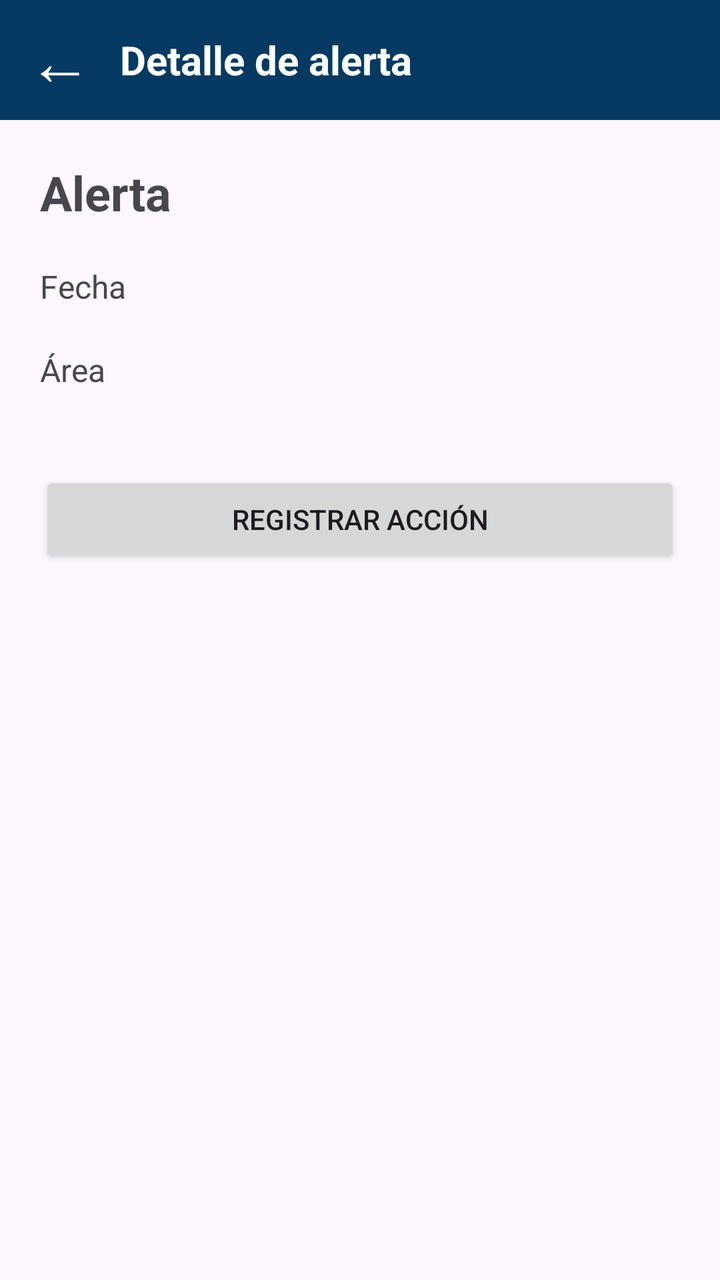
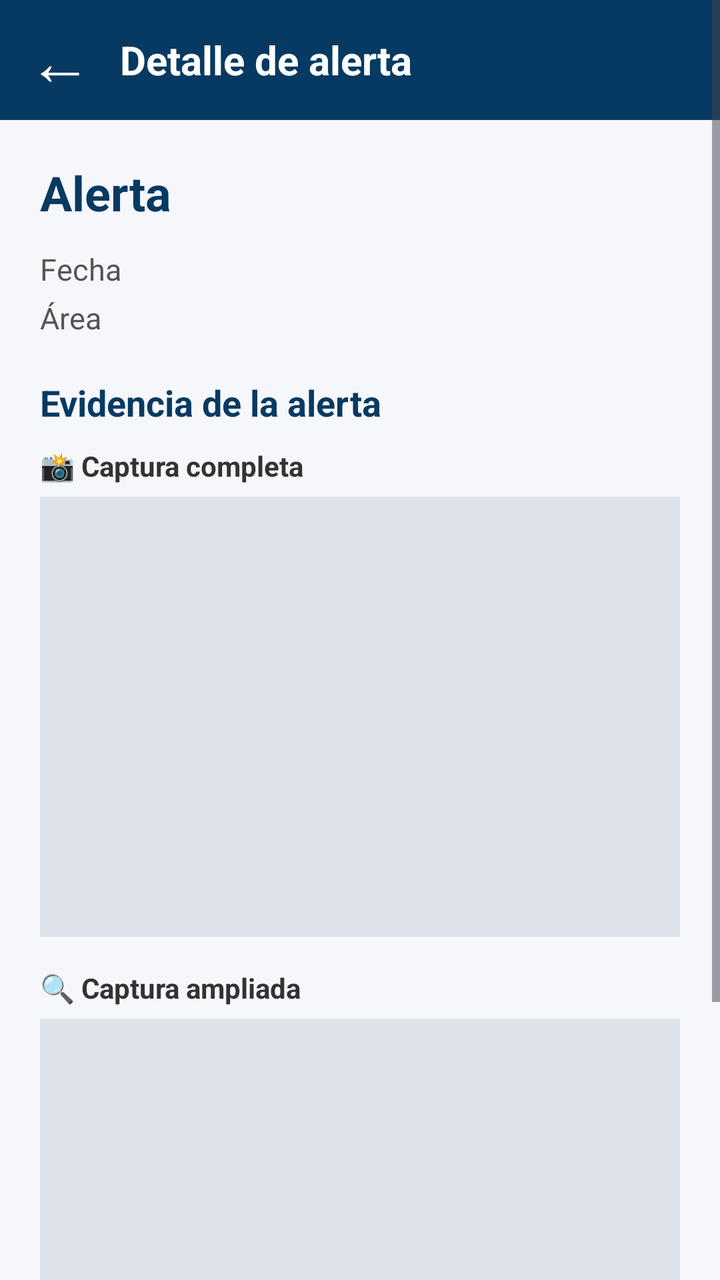

An Android layout rendered at two revisions. The XML below is the earlier revision; the diff shows what the commit changed to produce the second picture.
<!-- AndroidManifest.xml: application theme Theme.SafeVisionAI -->
<!-- res/layout/activity_detalle_alerta.xml -->
<?xml version="1.0" encoding="utf-8"?>
<LinearLayout
    xmlns:android="http://schemas.android.com/apk/res/android"

    android:layout_width="match_parent"
    android:layout_height="match_parent"
    android:orientation="vertical">


    

    <LinearLayout

        android:layout_width="match_parent"
        android:layout_height="60dp"
        android:background="#073A62"
        android:gravity="center_vertical">


        <TextView
            android:id="@+id/btnRegresarDetalle"

            android:layout_width="60dp"
            android:layout_height="match_parent"

            android:text="←"

            android:textSize="32sp"

            android:textColor="#FFFFFF"

            android:gravity="center"/>



        <TextView

            android:layout_width="wrap_content"
            android:layout_height="wrap_content"

            android:text="Detalle de alerta"

            android:textColor="#FFFFFF"

            android:textSize="20sp"

            android:textStyle="bold"/>


    </LinearLayout>



    <TextView
        android:id="@+id/txtTituloDetalle"

        android:layout_width="match_parent"
        android:layout_height="wrap_content"

        android:text="Alerta"

        android:textSize="24sp"

        android:textStyle="bold"

        android:padding="20dp"/>



    <TextView
        android:id="@+id/txtFechaDetalle"

        android:layout_width="match_parent"
        android:layout_height="wrap_content"

        android:text="Fecha"

        android:textSize="16sp"

        android:paddingHorizontal="20dp"/>



    <TextView
        android:id="@+id/txtAreaDetalle"

        android:layout_width="match_parent"
        android:layout_height="wrap_content"

        android:text="Área"

        android:textSize="16sp"

        android:padding="20dp"/>



    <Button
        android:id="@+id/btnRegistrarAccion"

        android:layout_width="match_parent"

        android:layout_height="wrap_content"

        android:text="Registrar acción"

        android:layout_margin="20dp"/>


</LinearLayout>
<!-- resources referenced by this layout -->
<resources>
  <style name="Theme.SafeVisionAI" parent="Base.Theme.SafeVisionAI" />
  <style name="Base.Theme.SafeVisionAI" parent="Theme.Material3.DayNight.NoActionBar">
          
          
      </style>
</resources>

<!-- the commit's change to res/layout/activity_detalle_alerta.xml (unified diff, before → after) -->
@@ -1,110 +1,172 @@
 <?xml version="1.0" encoding="utf-8"?>
-<LinearLayout
+<ScrollView
     xmlns:android="http://schemas.android.com/apk/res/android"
-
     android:layout_width="match_parent"
     android:layout_height="match_parent"
-    android:orientation="vertical">
+    android:background="#F5F7FB"
+    android:fillViewport="true">
+
+    <LinearLayout
+        android:layout_width="match_parent"
+        android:layout_height="wrap_content"
+        android:orientation="vertical">
 
 
-    
+        
+        
+        
 
-    <LinearLayout
+        <LinearLayout
+            android:layout_width="match_parent"
+            android:layout_height="60dp"
+            android:background="#073A62"
+            android:gravity="center_vertical">
 
-        android:layout_width="match_parent"
-        android:layout_height="60dp"
-        android:background="#073A62"
-        android:gravity="center_vertical">
+            <TextView
+                android:id="@+id/btnRegresarDetalle"
+                android:layout_width="60dp"
+                android:layout_height="match_parent"
+                android:text="←"
+                android:textSize="32sp"
+                android:textColor="#FFFFFF"
+                android:gravity="center"
+                android:clickable="true"
+                android:focusable="true"/>
+
+            <TextView
+                android:layout_width="wrap_content"
+                android:layout_height="wrap_content"
+                android:text="Detalle de alerta"
+                android:textColor="#FFFFFF"
+                android:textSize="20sp"
+                android:textStyle="bold"/>
+
+        </LinearLayout>
+
+
+        
+        
+        
+
+        <TextView
+            android:id="@+id/txtTituloDetalle"
+            android:layout_width="match_parent"
+            android:layout_height="wrap_content"
+            android:text="Alerta"
+            android:textColor="#073A62"
+            android:textSize="24sp"
+            android:textStyle="bold"
+            android:paddingStart="20dp"
+            android:paddingTop="20dp"
+            android:paddingEnd="20dp"
+            android:paddingBottom="8dp"/>
 
 
         <TextView
-            android:id="@+id/btnRegresarDetalle"
-
-            android:layout_width="60dp"
-            android:layout_height="match_parent"
-
-            android:text="←"
-
-            android:textSize="32sp"
-
-            android:textColor="#FFFFFF"
-
-            android:gravity="center"/>
-
+            android:id="@+id/txtFechaDetalle"
+            android:layout_width="match_parent"
+            android:layout_height="wrap_content"
+            android:text="Fecha"
+            android:textColor="#555555"
+            android:textSize="15sp"
+            android:paddingStart="20dp"
+            android:paddingEnd="20dp"
+            android:paddingTop="4dp"/>
 
 
         <TextView
+            android:id="@+id/txtAreaDetalle"
+            android:layout_width="match_parent"
+            android:layout_height="wrap_content"
+            android:text="Área"
+            android:textColor="#555555"
+            android:textSize="15sp"
+            android:paddingStart="20dp"
+            android:paddingEnd="20dp"
+            android:paddingTop="4dp"
+            android:paddingBottom="10dp"/>
 
-            android:layout_width="wrap_content"
+
+        
+        
+        
+
+        <TextView
+            android:layout_width="match_parent"
             android:layout_height="wrap_content"
+            android:text="Evidencia de la alerta"
+            android:textColor="#073A62"
+            android:textSize="18sp"
+            android:textStyle="bold"
+            android:paddingStart="20dp"
+            android:paddingEnd="20dp"
+            android:paddingTop="10dp"
+            android:paddingBottom="10dp"/>
 
-            android:text="Detalle de alerta"
 
-            android:textColor="#FFFFFF"
+        
 
-            android:textSize="20sp"
+        <TextView
+            android:layout_width="match_parent"
+            android:layout_height="wrap_content"
+            android:text="📸 Captura completa"
+            android:textColor="#333333"
+            android:textSize="14sp"
+            android:textStyle="bold"
+            android:paddingStart="20dp"
+            android:paddingEnd="20dp"
+            android:paddingBottom="6dp"/>
 
-            android:textStyle="bold"/>
 
+        <ImageView
+            android:id="@+id/imgFotoNormal"
+            android:layout_width="match_parent"
+            android:layout_height="220dp"
+            android:layout_marginStart="20dp"
+            android:layout_marginEnd="20dp"
+            android:background="#DDE3E8"
+            android:scaleType="fitCenter"
+            android:contentDescription="Foto completa de la alerta"/>
+
+
+        
+
+        <TextView
+            android:layout_width="match_parent"
+            android:layout_height="wrap_content"
+            android:text="🔍 Captura ampliada"
+            android:textColor="#333333"
+            android:textSize="14sp"
+            android:textStyle="bold"
+            android:paddingStart="20dp"
+            android:paddingEnd="20dp"
+            android:paddingTop="16dp"
+            android:paddingBottom="6dp"/>
+
+
+        <ImageView
+            android:id="@+id/imgFotoZoom"
+            android:layout_width="match_parent"
+            android:layout_height="220dp"
+            android:layout_marginStart="20dp"
+            android:layout_marginEnd="20dp"
+            android:background="#DDE3E8"
+            android:scaleType="fitCenter"
+            android:contentDescription="Foto ampliada de la alerta"/>
+
+
+        
+        
+        
+
+        <Button
+            android:id="@+id/btnRegistrarAccion"
+            android:layout_width="match_parent"
+            android:layout_height="wrap_content"
+            android:text="Registrar acción"
+            android:textAllCaps="false"
+            android:layout_margin="20dp"/>
 
     </LinearLayout>
 
-
-
-    <TextView
-        android:id="@+id/txtTituloDetalle"
-
-        android:layout_width="match_parent"
-        android:layout_height="wrap_content"
-
-        android:text="Alerta"
-
-        android:textSize="24sp"
-
-        android:textStyle="bold"
-
-        android:padding="20dp"/>
-
-
-
-    <TextView
-        android:id="@+id/txtFechaDetalle"
-
-        android:layout_width="match_parent"
-        android:layout_height="wrap_content"
-
-        android:text="Fecha"
-
-        android:textSize="16sp"
-
-        android:paddingHorizontal="20dp"/>
-
-
-
-    <TextView
-        android:id="@+id/txtAreaDetalle"
-
-        android:layout_width="match_parent"
-        android:layout_height="wrap_content"
-
-        android:text="Área"
-
-        android:textSize="16sp"
-
-        android:padding="20dp"/>
-
-
-
-    <Button
-        android:id="@+id/btnRegistrarAccion"
-
-        android:layout_width="match_parent"
-
-        android:layout_height="wrap_content"
-
-        android:text="Registrar acción"
-
-        android:layout_margin="20dp"/>
-
-
-</LinearLayout>
+</ScrollView>
